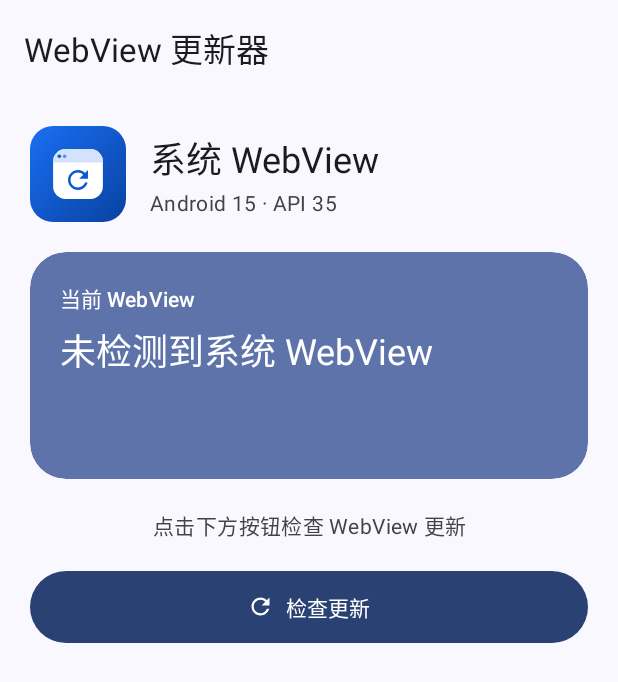
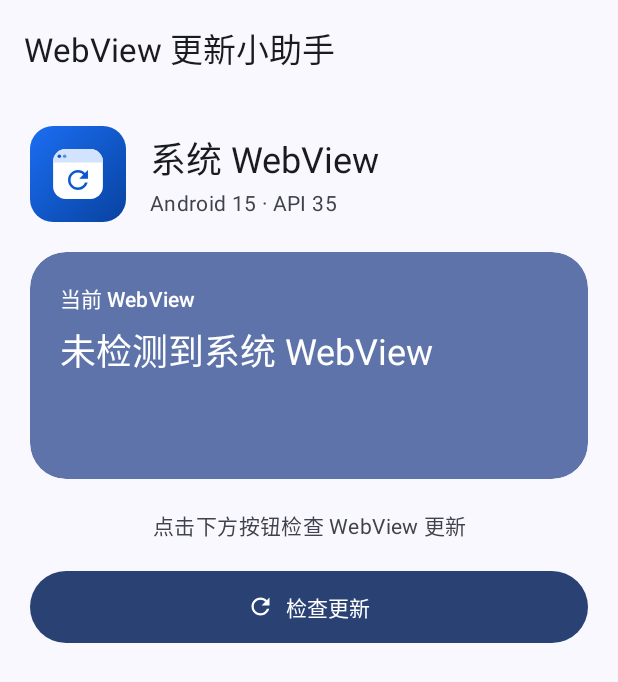
Before and after one commit to lingyicute/WebviewUpdater, an Android app: the screen it shows after launch (MainActivity), on a phone screen of 412 x 824 dp. Shown: the top 682 px of the screen. Run offline under Robolectric (Android 15) with nearby library versions, the phone set to English and light mode, and no system bars.

Commit message:
minor change

```diff
--- a/app/src/main/res/values/strings.xml
+++ b/app/src/main/res/values/strings.xml
@@ -1,6 +1,6 @@
 <?xml version="1.0" encoding="utf-8"?>
 <resources>
-    <string name="app_name">WebView 更新器</string>
+    <string name="app_name">WebView 更新小助手</string>
     <string name="hero_title">系统 WebView</string>
     <string name="device_info">Android %1$s · API %2$d</string>
 
```
Also changed, not shown: 1 other file.
